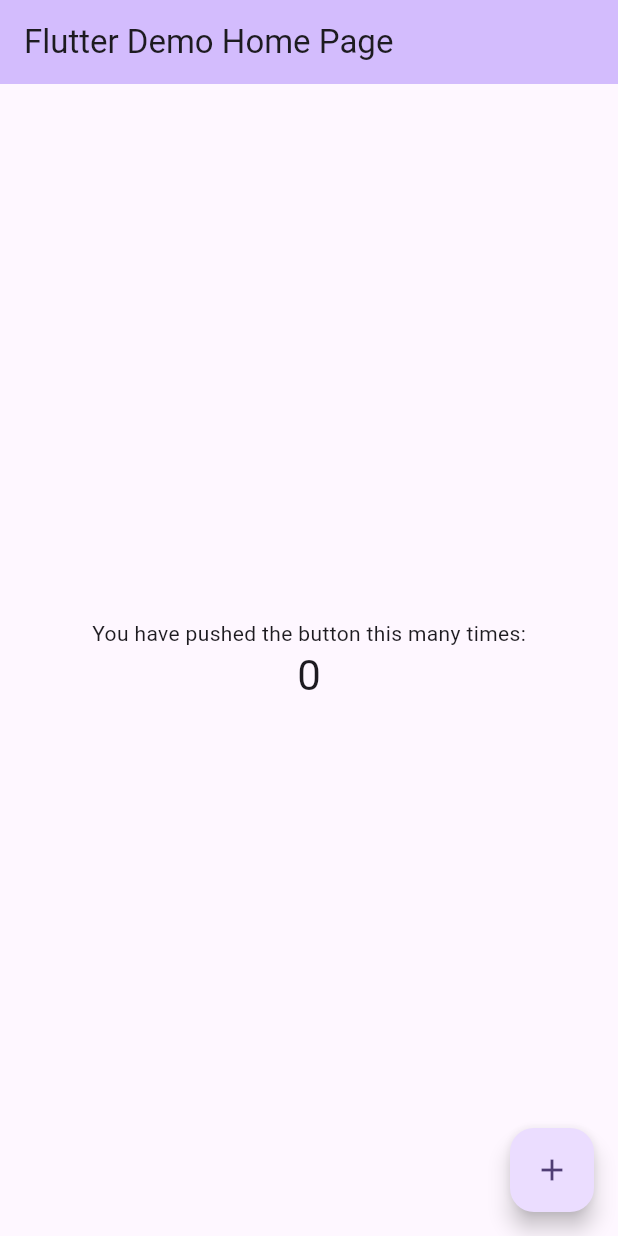
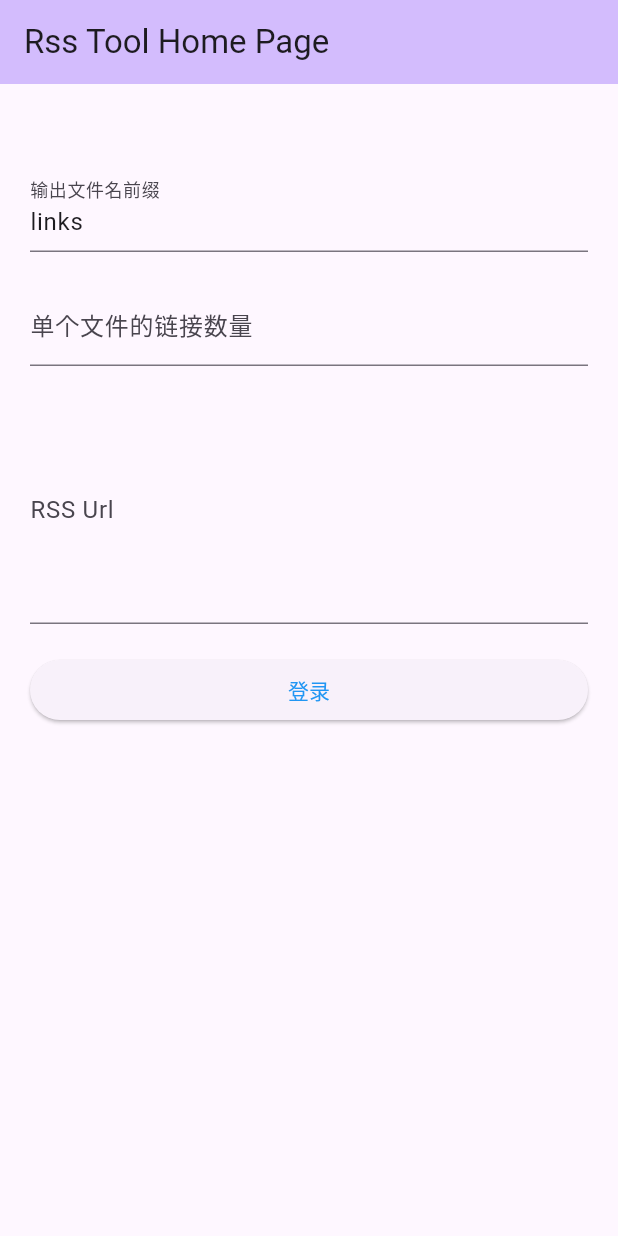
Before and after one commit to chivehao/dmhytool, a Flutter app: the screen it shows after launch, on a phone screen of 412 x 824 dp. Run offline on Flutter 3.47's test engine with Material 3 defaults, Android fonts, the phone set to English and light mode, and no system bars.

Commit message:
添加输入框

```diff
--- a/lib/main.dart
+++ b/lib/main.dart
@@ -7,46 +7,21 @@
 class MyApp extends StatelessWidget {
   const MyApp({super.key});
 
-  // This widget is the root of your application.
   @override
   Widget build(BuildContext context) {
     return MaterialApp(
-      title: 'Flutter Demo',
+      title: 'Rss Tool',
       theme: ThemeData(
-        // This is the theme of your application.
-        //
-        // TRY THIS: Try running your application with "flutter run". You'll see
-        // the application has a purple toolbar. Then, without quitting the app,
-        // try changing the seedColor in the colorScheme below to Colors.green
-        // and then invoke "hot reload" (save your changes or press the "hot
-        // reload" button in a Flutter-supported IDE, or press "r" if you used
-        // the command line to start the app).
-        //
-        // Notice that the counter didn't reset back to zero; the application
-        // state is not lost during the reload. To reset the state, use hot
-        // restart instead.
-        //
-        // This works for code too, not just values: Most code changes can be
-        // tested with just a hot reload.
         colorScheme: ColorScheme.fromSeed(seedColor: Colors.deepPurple),
         useMaterial3: true,
       ),
-      home: const MyHomePage(title: 'Flutter Demo Home Page'),
+      home: const MyHomePage(title: 'Rss Tool Home Page'),
     );
   }
 }
 
 class MyHomePage extends StatefulWidget {
   const MyHomePage({super.key, required this.title});
-
-  // This widget is the home page of your application. It is stateful, meaning
-  // that it has a State object (defined below) that contains fields that affect
-  // how it looks.
-
-  // This class is the configuration for the state. It holds the values (in this
-  // case the title) provided by the parent (in this case the App widget) and
-  // used by the build method of the State. Fields in a Widget subclass are
-  // always marked "final".
 
   final String title;
 
@@ -55,71 +30,74 @@
 }
 
 class _MyHomePageState extends State<MyHomePage> {
-  int _counter = 0;
-
-  void _incrementCounter() {
-    setState(() {
-      // This call to setState tells the Flutter framework that something has
-      // changed in this State, which causes it to rerun the build method below
-      // so that the display can reflect the updated values. If we changed
-      // _counter without calling setState(), then the build method would not be
-      // called again, and so nothing would appear to happen.
-      _counter++;
-    });
-  }
+  final GlobalKey _formKey = GlobalKey<FormState>();
+  String _namePrefix = "links";
+  int _singleFileLinkCounts = 50;
+  String _rssUrl = "";
 
   @override
   Widget build(BuildContext context) {
-    // This method is rerun every time setState is called, for instance as done
-    // by the _incrementCounter method above.
-    //
-    // The Flutter framework has been optimized to make rerunning build methods
-    // fast, so that you can just rebuild anything that needs updating rather
-    // than having to individually change instances of widgets.
     return Scaffold(
       appBar: AppBar(
-        // TRY THIS: Try changing the color here to a specific color (to
-        // Colors.amber, perhaps?) and trigger a hot reload to see the AppBar
-        // change color while the other colors stay the same.
         backgroundColor: Theme.of(context).colorScheme.inversePrimary,
-        // Here we take the value from the MyHomePage object that was created by
-        // the App.build method, and use it to set our appbar title.
         title: Text(widget.title),
       ),
-      body: Center(
-        // Center is a layout widget. It takes a single child and positions it
-        // in the middle of the parent.
-        child: Column(
-          // Column is also a layout widget. It takes a list of children and
-          // arranges them vertically. By default, it sizes itself to fit its
-          // children horizontally, and tries to be as tall as its parent.
-          //
-          // Column has various properties to control how it sizes itself and
-          // how it positions its children. Here we use mainAxisAlignment to
-          // center the children vertically; the main axis here is the vertical
-          // axis because Columns are vertical (the cross axis would be
-          // horizontal).
-          //
-          // TRY THIS: Invoke "debug painting" (choose the "Toggle Debug Paint"
-          // action in the IDE, or press "p" in the console), to see the
-          // wireframe for each widget.
-          mainAxisAlignment: MainAxisAlignment.center,
-          children: <Widget>[
-            const Text(
-              'You have pushed the button this many times:',
+      body: Form(
+        key: _formKey,
+        autovalidateMode: AutovalidateMode.onUserInteraction,
+        child: ListView(
+          padding: const EdgeInsets.symmetric(horizontal: 20),
+          children: [
+            const SizedBox(height: kToolbarHeight), // 距离顶部一个工具栏的高度
+            TextFormField(
+              initialValue: _namePrefix,
+              decoration: const InputDecoration(labelText: '输出文件名前缀'),
+              validator: (v) {
+                if (v == null || v.isEmpty) {
+                  return '请输入输出文件名前缀';
+                }
+                return _namePrefix;
+              },
+              onSaved: (v) => _namePrefix = v!,
             ),
-            Text(
-              '$_counter',
-              style: Theme.of(context).textTheme.headlineMedium,
+            const SizedBox(height: 20),
+            TextFormField(
+              decoration: const InputDecoration(labelText: '单个文件的链接数量'),
+              onSaved: (v) => _singleFileLinkCounts = int.parse(v!),
             ),
+            const SizedBox(height: 20),
+            TextFormField(
+              initialValue: _rssUrl,
+              decoration: const InputDecoration(labelText: 'RSS Url'),
+              maxLines: 5,
+              onSaved: (v) => _rssUrl = v!,
+            ),
+            const SizedBox(height: 20),
+            ElevatedButton(
+              style: ButtonStyle(
+                  shape: WidgetStateProperty.all(const StadiumBorder(
+                      side: BorderSide(style: BorderStyle.none)))),
+              onPressed: _doConvert,
+              child: const Text('登录', style: TextStyle(color: Colors.blue)),
+            )
           ],
         ),
       ),
-      floatingActionButton: FloatingActionButton(
-        onPressed: _incrementCounter,
-        tooltip: 'Increment',
-        child: const Icon(Icons.add),
-      ), // This trailing comma makes auto-formatting nicer for build methods.
     );
   }
+
+  void _doConvert() async {
+    List<String> links = await _getLinks();
+
+  }
+
+  Future<List<String>> _getLinks()async {
+    List<String> links = [];
+    // TODO
+    return links;
+  }
+
+  Future<void> _writeFiles(List<String> links)async {
+    // TODO
+  }
 }
```
Also changed, not shown: pubspec.yaml (+1 -66 lines).
